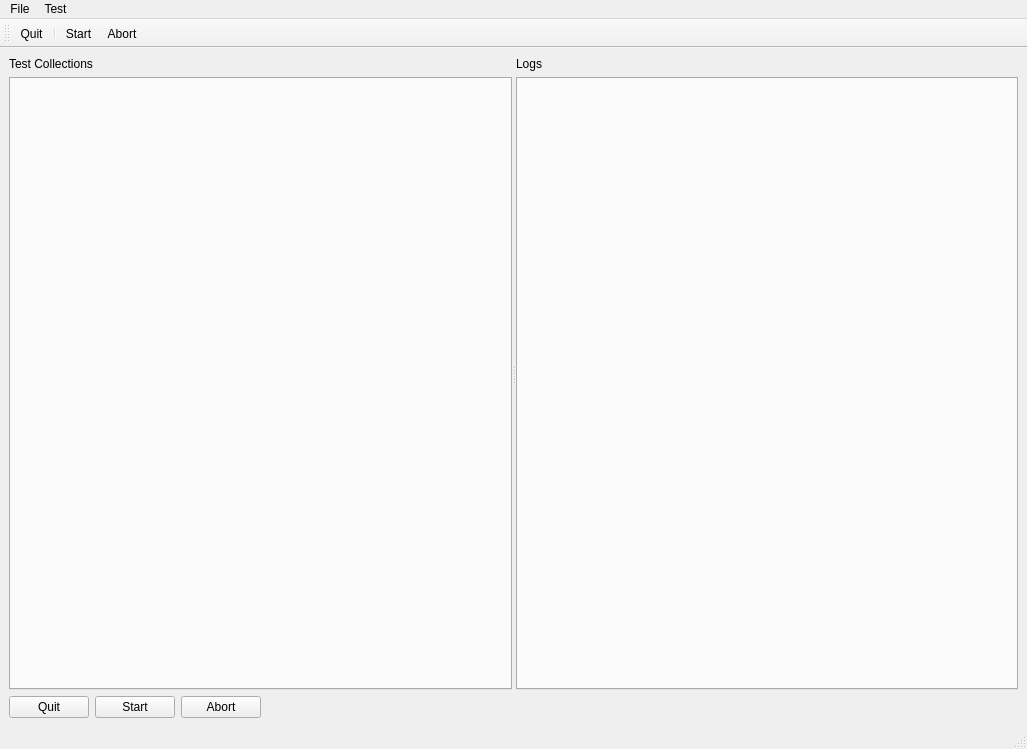
ViktorFagerlind/TestFramework, file bin/MainWindow.ui: the form before one commit.
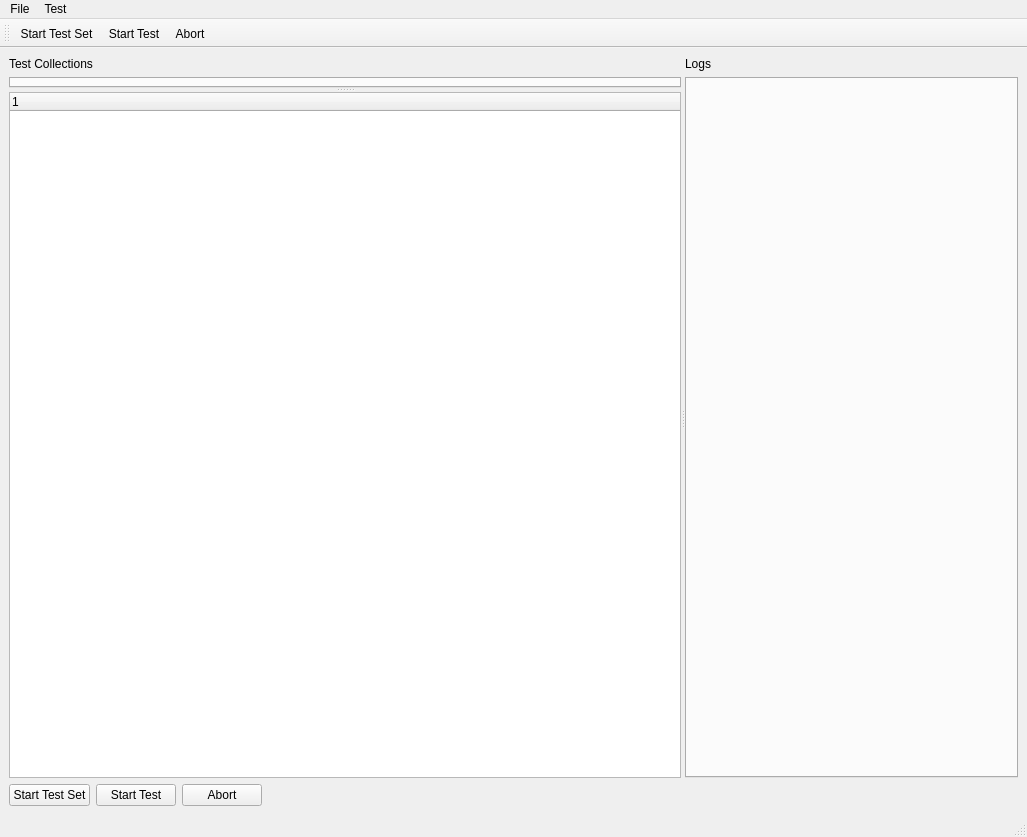
The form after the commit.

Commit message: Support for running test sets

```diff
--- a/bin/MainWindow.ui
+++ b/bin/MainWindow.ui
@@ -7,28 +7,20 @@
     <x>0</x>
     <y>0</y>
     <width>1027</width>
-    <height>749</height>
+    <height>837</height>
    </rect>
   </property>
   <property name="windowTitle">
    <string>MainWindow</string>
   </property>
   <widget class="QWidget" name="centralwidget">
-   <layout class="QGridLayout" name="gridLayout">
-    <item row="0" column="0">
      <layout class="QVBoxLayout" name="verticalLayout_3">
       <item>
        <widget class="QSplitter" name="splitter_2">
-        <property name="sizePolicy">
-         <sizepolicy hsizetype="Expanding" vsizetype="Expanding">
-          <horstretch>0</horstretch>
-          <verstretch>0</verstretch>
-         </sizepolicy>
-        </property>
         <property name="orientation">
          <enum>Qt::Horizontal</enum>
         </property>
-        <widget class="QWidget" name="layoutWidget_2">
+      <widget class="QWidget" name="layoutWidget">
          <layout class="QVBoxLayout" name="verticalLayout">
           <item>
            <widget class="QLabel" name="labelTests">
@@ -44,11 +36,23 @@
            </widget>
           </item>
           <item>
+         <widget class="QSplitter" name="splitter">
+          <property name="orientation">
+           <enum>Qt::Vertical</enum>
+          </property>
            <widget class="QTabWidget" name="tabWidgetTest">
             <property name="currentIndex">
              <number>-1</number>
             </property>
            </widget>
+          <widget class="QTreeWidget" name="treeWidget">
+           <column>
+            <property name="text">
+             <string notr="true">1</string>
+            </property>
+           </column>
+          </widget>
+         </widget>
           </item>
          </layout>
         </widget>
@@ -80,17 +84,20 @@
       </item>
       <item>
        <layout class="QHBoxLayout" name="horizontalLayout">
+      <property name="sizeConstraint">
+       <enum>QLayout::SetMinimumSize</enum>
+      </property>
         <item>
-         <widget class="QPushButton" name="quitButton">
+       <widget class="QPushButton" name="startSetButton">
           <property name="text">
-           <string>Quit</string>
+         <string>Start Test Set</string>
           </property>
          </widget>
         </item>
         <item>
-         <widget class="QPushButton" name="startButton">
+       <widget class="QPushButton" name="startTestButton">
           <property name="text">
-           <string>Start</string>
+         <string>Start Test</string>
           </property>
          </widget>
         </item>
@@ -117,8 +124,6 @@
        </layout>
       </item>
      </layout>
-    </item>
-   </layout>
   </widget>
   <widget class="QMenuBar" name="menubar">
    <property name="geometry">
@@ -139,7 +144,8 @@
     <property name="title">
      <string>Test</string>
     </property>
-    <addaction name="actionStart"/>
+    <addaction name="actionStartSet"/>
+    <addaction name="actionStartTest"/>
     <addaction name="actionAbort"/>
    </widget>
    <addaction name="menuFile"/>
@@ -156,9 +162,8 @@
    <attribute name="toolBarBreak">
     <bool>false</bool>
    </attribute>
-   <addaction name="actionQuit"/>
-   <addaction name="separator"/>
-   <addaction name="actionStart"/>
+   <addaction name="actionStartSet"/>
+   <addaction name="actionStartTest"/>
    <addaction name="actionAbort"/>
   </widget>
   <action name="actionQuit">
@@ -166,9 +171,12 @@
     <string>Quit</string>
    </property>
   </action>
-  <action name="actionStart">
+  <action name="actionStartTest">
    <property name="text">
-    <string>Start</string>
+    <string>Start Test</string>
+   </property>
+   <property name="toolTip">
+    <string>Start Test</string>
    </property>
   </action>
   <action name="actionAbort">
@@ -176,6 +184,14 @@
     <string>Abort</string>
    </property>
   </action>
+  <action name="actionStartSet">
+   <property name="text">
+    <string>Start Test Set</string>
+   </property>
+   <property name="toolTip">
+    <string>Start Test</string>
+   </property>
+  </action>
  </widget>
  <resources/>
  <connections>
```
Left out of the diff: 8 changed lines with no effect on the pictures. Lines whose indentation alone changed are shown as unchanged. The commit also changes 3 other files.
